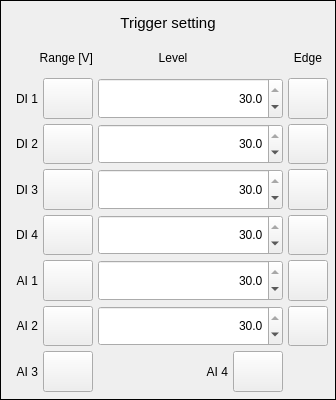
Above: settingTriggerSetting.ui from coucou1121/Datalogger before the change. Below: the same form after it.
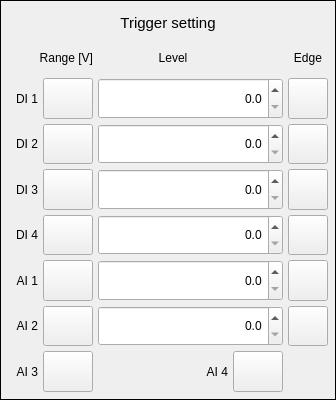
That is the form after the change.

Commit message: Signal and slot finished for schychronise setting menu and trigger menu.

The edit to the form file:
```diff
--- a/settingTriggerSetting.ui
+++ b/settingTriggerSetting.ui
@@ -616,7 +616,7 @@
       <double>0.100000000000000</double>
      </property>
      <property name="value">
-      <double>30.000000000000000</double>
+      <double>0.000000000000000</double>
      </property>
     </widget>
    </item>
@@ -653,7 +653,7 @@
       <double>0.100000000000000</double>
      </property>
      <property name="value">
-      <double>30.000000000000000</double>
+      <double>0.000000000000000</double>
      </property>
     </widget>
    </item>
@@ -684,7 +684,7 @@
       <double>0.100000000000000</double>
      </property>
      <property name="value">
-      <double>30.000000000000000</double>
+      <double>0.000000000000000</double>
      </property>
     </widget>
    </item>
@@ -715,7 +715,7 @@
       <double>0.100000000000000</double>
      </property>
      <property name="value">
-      <double>30.000000000000000</double>
+      <double>0.000000000000000</double>
      </property>
     </widget>
    </item>
@@ -746,7 +746,7 @@
       <double>0.100000000000000</double>
      </property>
      <property name="value">
-      <double>30.000000000000000</double>
+      <double>0.000000000000000</double>
      </property>
     </widget>
    </item>
@@ -777,7 +777,7 @@
       <double>0.100000000000000</double>
      </property>
      <property name="value">
-      <double>30.000000000000000</double>
+      <double>0.000000000000000</double>
      </property>
     </widget>
    </item>
```
The commit also changes 8 other files.
